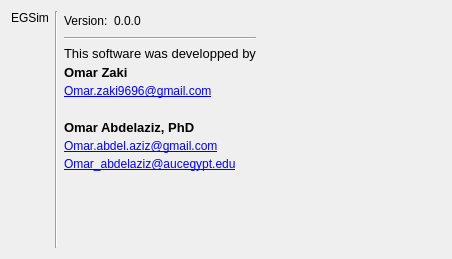
Old version of the form ui_files/About.ui in the repository OmarZaki96/EGSim.
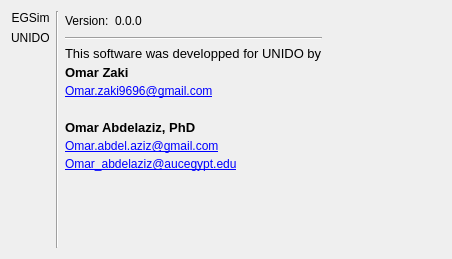
New version of the form.

What changed in the file:
```diff
--- a/ui_files/About.ui
+++ b/ui_files/About.ui
@@ -21,6 +21,16 @@
        <property name="text">
         <string>EGSim</string>
        </property>
+       <property name="alignment">
+        <set>Qt::AlignCenter</set>
+       </property>
+      </widget>
+     </item>
+     <item>
+      <widget class="QLabel" name="unido_label">
+       <property name="text">
+        <string>UNIDO</string>
+       </property>
       </widget>
      </item>
      <item>
@@ -92,7 +102,7 @@
 &lt;html&gt;&lt;head&gt;&lt;meta name=&quot;qrichtext&quot; content=&quot;1&quot; /&gt;&lt;style type=&quot;text/css&quot;&gt;
 p, li { white-space: pre-wrap; }
 &lt;/style&gt;&lt;/head&gt;&lt;body style=&quot; font-family:'MS Shell Dlg 2'; font-size:8pt; font-weight:400; font-style:normal;&quot;&gt;
-&lt;p style=&quot; margin-top:4px; margin-bottom:4px; margin-left:0px; margin-right:0px; -qt-block-indent:0; text-indent:0px;&quot;&gt;&lt;span style=&quot; font-size:10pt;&quot;&gt;This software was developped by&lt;/span&gt;&lt;/p&gt;
+&lt;p style=&quot; margin-top:4px; margin-bottom:4px; margin-left:0px; margin-right:0px; -qt-block-indent:0; text-indent:0px;&quot;&gt;&lt;span style=&quot; font-size:10pt;&quot;&gt;This software was developped for UNIDO by&lt;/span&gt;&lt;/p&gt;
 &lt;p style=&quot; margin-top:4px; margin-bottom:4px; margin-left:0px; margin-right:0px; -qt-block-indent:0; text-indent:0px;&quot;&gt;&lt;span style=&quot; font-size:10pt; font-weight:600;&quot;&gt;Omar Zaki&lt;/span&gt;&lt;/p&gt;
 &lt;p style=&quot; margin-top:4px; margin-bottom:4px; margin-left:0px; margin-right:0px; -qt-block-indent:0; text-indent:0px;&quot;&gt;&lt;a href=&quot;mailto:Omar.zaki9696@gmail.com&quot;&gt;&lt;span style=&quot; font-size:9pt; text-decoration: underline; color:#0000ff;&quot;&gt;Omar.zaki9696@gmail.com&lt;/span&gt;&lt;/a&gt;&lt;/p&gt;
 &lt;p style=&quot;-qt-paragraph-type:empty; margin-top:4px; margin-bottom:4px; margin-left:0px; margin-right:0px; -qt-block-indent:0; text-indent:0px; font-size:9pt; text-decoration: underline; color:#0000ff;&quot;&gt;&lt;br /&gt;&lt;/p&gt;
```
